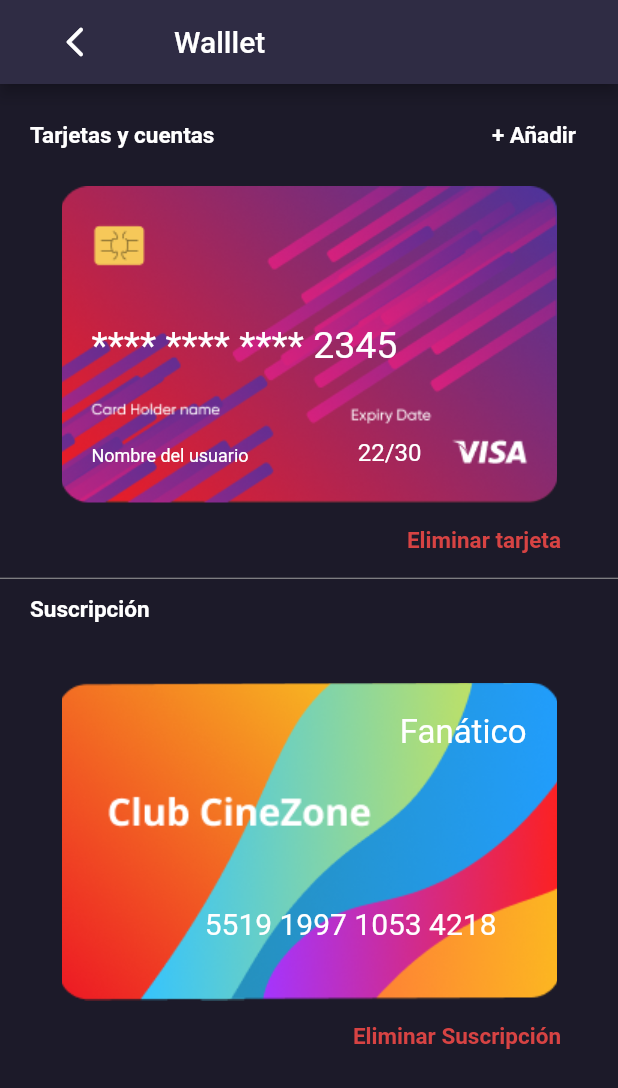
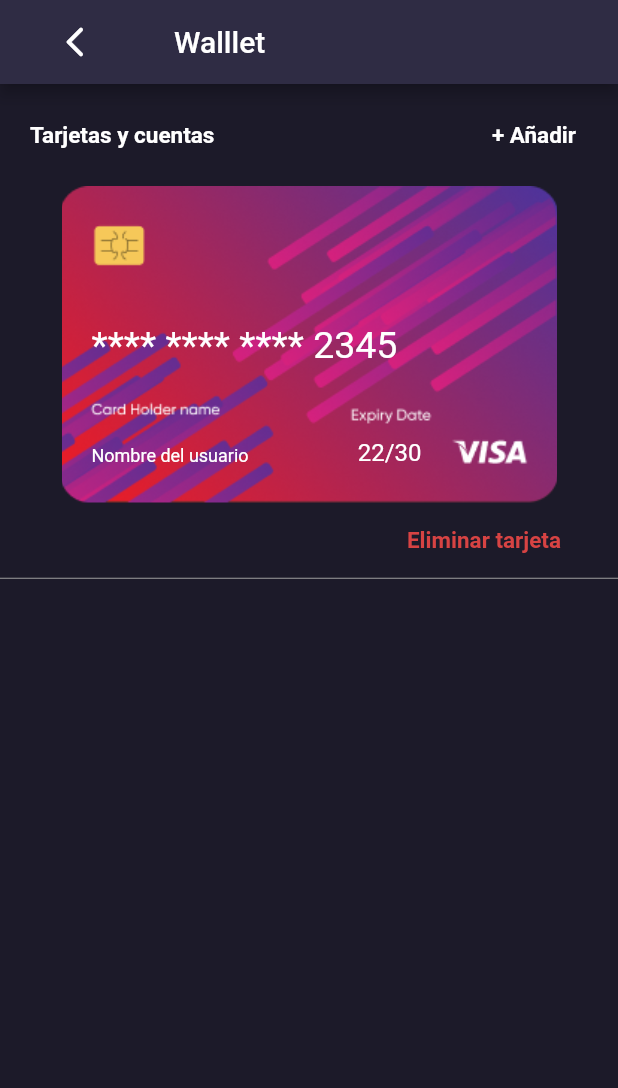
Before and after one commit to dianagelbern/CineZone, a Flutter app: the WalletScreen screen opened directly, on a phone screen of 412 x 824 dp. Shown: the top 1088 px of the screen. Run offline on Flutter 3.47's test engine with Material 2 defaults, Android fonts, the phone set to English and light mode, and no system bars; our stand-ins replace barcode_widget, bloc, cached_network_image, date_picker_timeline, datetime_picker_formfield, equatable and 6 more; missing offline and left inert: barcode, expansion_widget; network calls fail.

Commit message:
Se añadió maquetación

```diff
--- a/Mobile/cine_zone/lib/ui/screens/cine_screen.dart
+++ b/Mobile/cine_zone/lib/ui/screens/cine_screen.dart
@@ -22,10 +22,7 @@
           leading: IconButton(
             icon: Icon(Icons.arrow_back_ios_new_rounded),
             onPressed: () {
-              Navigator.push(
-                context,
-                MaterialPageRoute(builder: (context) => MenuScreen()),
-              );
+              Navigator.pop(context);
             },
           ),
           leadingWidth: 100,
--- a/Mobile/cine_zone/lib/ui/screens/tickets_screen.dart
+++ b/Mobile/cine_zone/lib/ui/screens/tickets_screen.dart
@@ -20,10 +20,7 @@
         leading: IconButton(
           icon: Icon(Icons.arrow_back_ios_new_rounded),
           onPressed: () {
-            Navigator.push(
-              context,
-              MaterialPageRoute(builder: (context) => MenuScreen()),
-            );
+            Navigator.pop(context);
           },
         ),
         leadingWidth: 100,
--- a/Mobile/cine_zone/lib/ui/screens/wallet_screen.dart
+++ b/Mobile/cine_zone/lib/ui/screens/wallet_screen.dart
@@ -18,10 +18,7 @@
         leading: IconButton(
           icon: Icon(Icons.arrow_back_ios_new_rounded),
           onPressed: () {
-            Navigator.push(
-              context,
-              MaterialPageRoute(builder: (context) => MenuScreen()),
-            );
+            Navigator.pop(context);
           },
         ),
         leadingWidth: 100,
@@ -59,16 +56,6 @@
           ),
           _walletCard(),
           Divider(color: Colors.grey, height: 3),
-          Container(
-            margin: EdgeInsets.symmetric(horizontal: 20, vertical: 10),
-            alignment: Alignment.centerLeft,
-            child: Text('Suscripción',
-                style: TextStyle(
-                    color: Colors.white,
-                    fontSize: 15,
-                    fontWeight: FontWeight.w600)),
-          ),
-          suscription()
         ],
       ),
     );
```
Also changed, not shown: Mobile/cine_zone/lib/ui/screens/search_screen.dart (+6 -7 lines).
